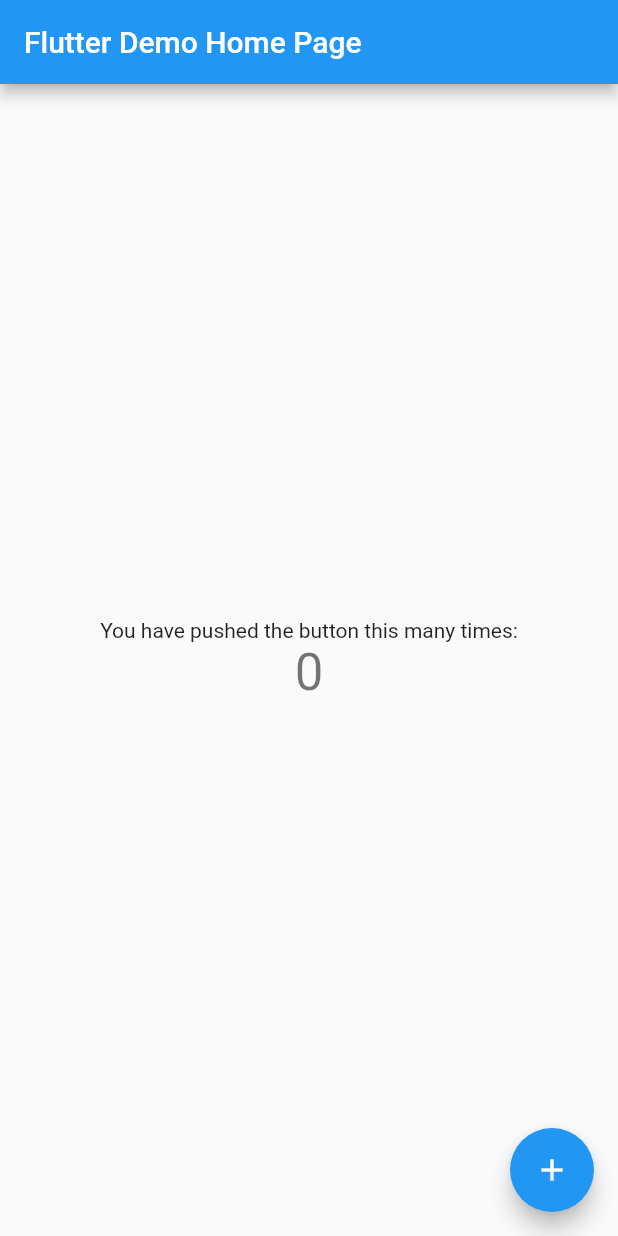
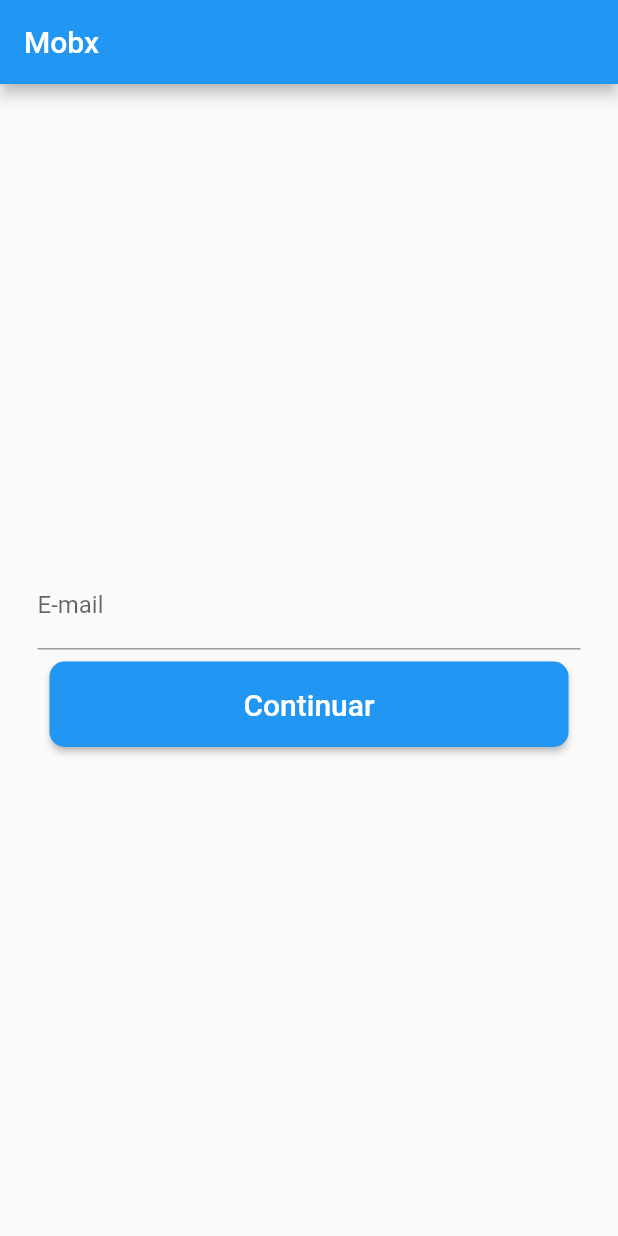
Before and after one commit to allefsousa/FlutterMobx, a Flutter app: the screen it shows after launch, on a phone screen of 412 x 824 dp. Run offline on Flutter 3.47's test engine with Material 2 defaults, Android fonts, the phone set to English and light mode, and no system bars.

Commit message:
Criando o layout

```diff
--- /dev/null
+++ b/lib/home_screen.dart
@@ -0,0 +1,54 @@
+
+import 'package:flutter/material.dart';
+
+class HomeScreen extends StatefulWidget {
+  @override
+  _HomeScreenState createState() => _HomeScreenState();
+}
+
+class _HomeScreenState extends State<HomeScreen> {
+
+
+  @override
+  Widget build(BuildContext context) {
+    return Scaffold(
+      appBar: AppBar(
+        backgroundColor: Colors.blue,
+        title: Title(color: Colors.white, child:Text("Mobx")),
+      ),
+      body: Container(
+        child: Padding(
+          padding: const EdgeInsets.all(25.0),
+          child: Column(
+            mainAxisAlignment: MainAxisAlignment.center,
+            children: <Widget>[
+              TextField(
+                keyboardType: TextInputType.emailAddress,
+                decoration: InputDecoration(labelText: "E-mail"),
+                enableSuggestions: false,
+                autocorrect: false,
+              ),
+              Padding(padding: const EdgeInsets.all(8.0),
+              child: MaterialButton(
+                shape: RoundedRectangleBorder(
+                    borderRadius: new BorderRadius.circular(10.0)
+                ),
+                minWidth: double.infinity,
+                height: 57.0,
+                child: Text(
+                  'Continuar',
+                  style: TextStyle(fontSize: 20.0),
+                ),
+                onPressed: () {},
+                textColor: Colors.white,
+                color: Colors.blue,
+                disabledColor: Colors.grey,
+              ))
+
+            ],
+          ),
+        ),
+      ),
+    );
+  }
+}
--- a/lib/main.dart
+++ b/lib/main.dart
@@ -1,4 +1,5 @@
 import 'package:flutter/material.dart';
+import 'package:flutter_mobx/home_screen.dart';
 
 void main() => runApp(MyApp());
 
@@ -6,7 +7,9 @@ class MyApp extends StatelessWidget {
   // This widget is the root of your application.
   @override
   Widget build(BuildContext context) {
+
     return MaterialApp(
+      debugShowCheckedModeBanner: false,
       title: 'Flutter Demo',
       theme: ThemeData(
         // This is the theme of your application.
@@ -20,92 +23,7 @@ class MyApp extends StatelessWidget {
         // is not restarted.
         primarySwatch: Colors.blue,
       ),
-      home: MyHomePage(title: 'Flutter Demo Home Page'),
+      home: HomeScreen(),
     );
   }
 }
-
-class MyHomePage extends StatefulWidget {
-  MyHomePage({Key key, this.title}) : super(key: key);
-
-  // This widget is the home page of your application. It is stateful, meaning
-  // that it has a State object (defined below) that contains fields that affect
-  // how it looks.
-
-  // This class is the configuration for the state. It holds the values (in this
-  // case the title) provided by the parent (in this case the App widget) and
-  // used by the build method of the State. Fields in a Widget subclass are
-  // always marked "final".
-
-  final String title;
-
-  @override
-  _MyHomePageState createState() => _MyHomePageState();
-}
-
-class _MyHomePageState extends State<MyHomePage> {
-  int _counter = 0;
-
-  void _incrementCounter() {
-    setState(() {
-      // This call to setState tells the Flutter framework that something has
-      // changed in this State, which causes it to rerun the build method below
-      // so that the display can reflect the updated values. If we changed
-      // _counter without calling setState(), then the build method would not be
-      // called again, and so nothing would appear to happen.
-      _counter++;
-    });
-  }
-
-  @override
-  Widget build(BuildContext context) {
-    // This method is rerun every time setState is called, for instance as done
-    // by the _incrementCounter method above.
-    //
-    // The Flutter framework has been optimized to make rerunning build methods
-    // fast, so that you can just rebuild anything that needs updating rather
-    // than having to individually change instances of widgets.
-    return Scaffold(
-      appBar: AppBar(
-        // Here we take the value from the MyHomePage object that was created by
-        // the App.build method, and use it to set our appbar title.
-        title: Text(widget.title),
-      ),
-      body: Center(
-        // Center is a layout widget. It takes a single child and positions it
-        // in the middle of the parent.
-        child: Column(
-          // Column is also a layout widget. It takes a list of children and
-          // arranges them vertically. By default, it sizes itself to fit its
-          // children horizontally, and tries to be as tall as its parent.
-          //
-          // Invoke "debug painting" (press "p" in the console, choose the
-          // "Toggle Debug Paint" action from the Flutter Inspector in Android
-          // Studio, or the "Toggle Debug Paint" command in Visual Studio Code)
-          // to see the wireframe for each widget.
-          //
-          // Column has various properties to control how it sizes itself and
-          // how it positions its children. Here we use mainAxisAlignment to
-          // center the children vertically; the main axis here is the vertical
-          // axis because Columns are vertical (the cross axis would be
-          // horizontal).
-          mainAxisAlignment: MainAxisAlignment.center,
-          children: <Widget>[
-            Text(
-              'You have pushed the button this many times:',
-            ),
-            Text(
-              '$_counter',
-              style: Theme.of(context).textTheme.display1,
-            ),
-          ],
-        ),
-      ),
-      floatingActionButton: FloatingActionButton(
-        onPressed: _incrementCounter,
-        tooltip: 'Increment',
-        child: Icon(Icons.add),
-      ), // This trailing comma makes auto-formatting nicer for build methods.
-    );
-  }
-}
```
